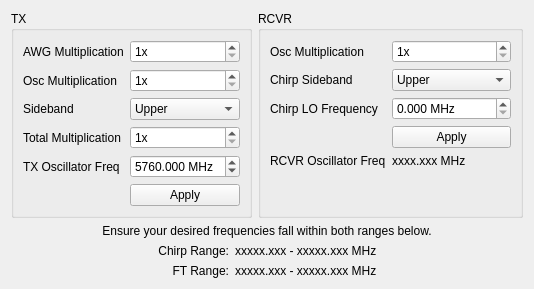
Above: rfconfigwidget.ui from kncrabtree/blackchirp before the change. Below: the same form after it.
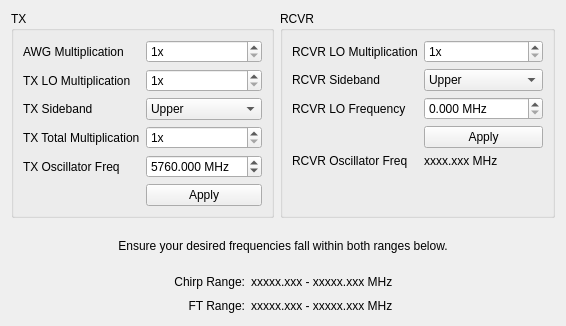
That is the form after the change.

Commit message: Update strings on RF Config Widget

```diff
--- a/rfconfigwidget.ui
+++ b/rfconfigwidget.ui
@@ -6,8 +6,8 @@
    <rect>
     <x>0</x>
     <y>0</y>
-    <width>534</width>
-    <height>261</height>
+    <width>566</width>
+    <height>326</height>
    </rect>
   </property>
   <property name="windowTitle">
@@ -48,7 +48,7 @@
         <item row="1" column="0">
          <widget class="QLabel" name="valonTxMultiplicationLabel">
           <property name="text">
-           <string>Osc Multiplication</string>
+           <string>TX LO Multiplication</string>
           </property>
          </widget>
         </item>
@@ -68,7 +68,7 @@
         <item row="2" column="0">
          <widget class="QLabel" name="txSidebandLabel">
           <property name="text">
-           <string>Sideband</string>
+           <string>TX Sideband</string>
           </property>
          </widget>
         </item>
@@ -89,7 +89,7 @@
         <item row="3" column="0">
          <widget class="QLabel" name="totalMultiplicationLabel">
           <property name="text">
-           <string>Total Multiplication</string>
+           <string>TX Total Multiplication</string>
           </property>
          </widget>
         </item>
@@ -154,7 +154,7 @@
         <item row="0" column="0">
          <widget class="QLabel" name="valonMultiplicationLabel">
           <property name="text">
-           <string>Osc Multiplication</string>
+           <string>RCVR LO Multiplication</string>
           </property>
          </widget>
         </item>
@@ -174,7 +174,7 @@
         <item row="1" column="0">
          <widget class="QLabel" name="rxSidebandLabel">
           <property name="text">
-           <string>Chirp Sideband</string>
+           <string>RCVR Sideband</string>
           </property>
          </widget>
         </item>
@@ -195,7 +195,7 @@
         <item row="2" column="0">
          <widget class="QLabel" name="chirpLOFrequencyLabel">
           <property name="text">
-           <string>Chirp LO Frequency</string>
+           <string>RCVR LO Frequency</string>
           </property>
          </widget>
         </item>
```
